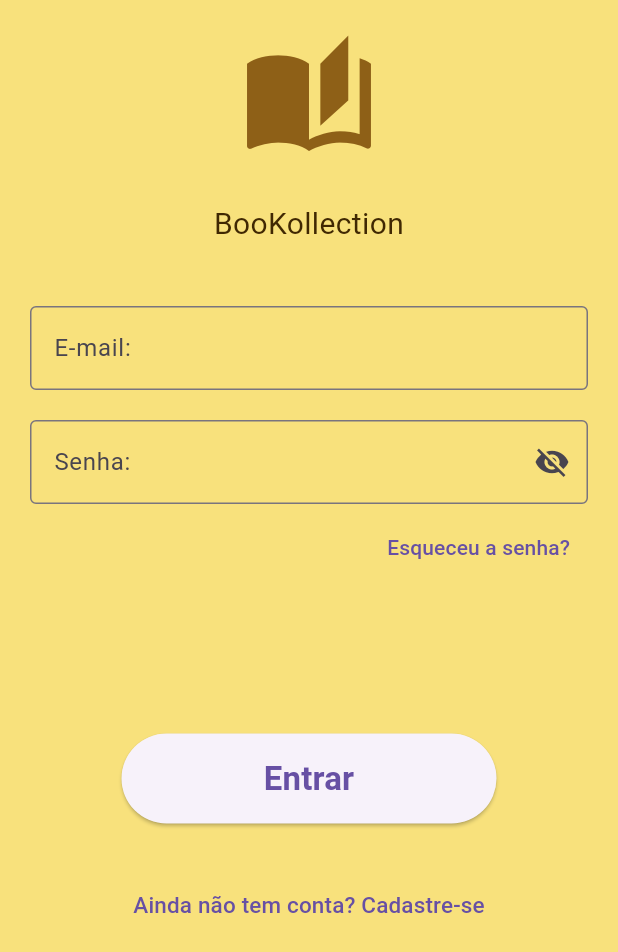
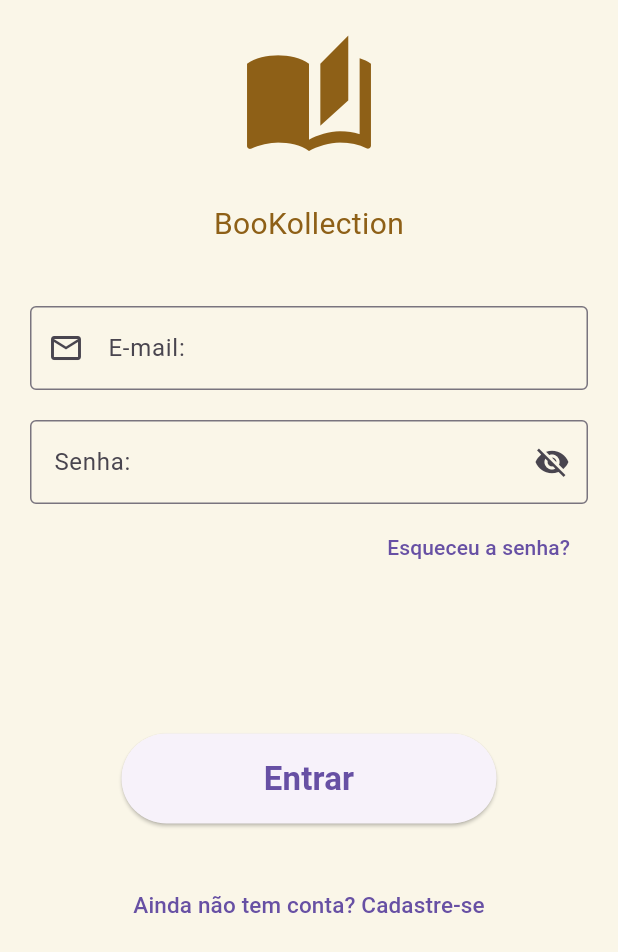
Before and after one commit to CauaLeao/projeto, a Flutter app: the screen it shows after launch, on a phone screen of 412 x 824 dp. Shown: the top 952 px of the screen. Run offline on Flutter 3.47's test engine with Material 3 defaults, Android fonts, the phone set to English and light mode, and no system bars; our stand-ins replace device_preview_plus, google_fonts; accounts and stored records are empty.

```diff
--- a/lib/view/Bases/login_view.dart
+++ b/lib/view/Bases/login_view.dart
@@ -18,7 +18,7 @@ class _LoginViewState extends State<LoginView> {
   @override
   Widget build(BuildContext context) {
     return Scaffold(
-      backgroundColor: const Color.fromARGB(255, 248, 225, 124),
+      backgroundColor: const Color.fromARGB(255, 250, 246, 232),
       body: SafeArea(
         child: Padding(
           padding: EdgeInsets.all(20),
@@ -38,16 +38,19 @@ class _LoginViewState extends State<LoginView> {
                 textAlign: TextAlign.center,
                 style: GoogleFonts.alfaSlabOne(
                   fontSize: 20,
-                  color:  const Color.fromARGB(255, 64, 40, 2),
+                  color:  const Color.fromARGB(255, 142, 96, 23),
                 ),
               ),
               SizedBox(height: 40,),
 
               //Textfield E-mail
-              TextField(
-                decoration: InputDecoration(
+              TextFormField(
+                keyboardType: TextInputType.emailAddress,
+                textInputAction: TextInputAction.done,
+                decoration: const InputDecoration(
                   labelText: 'E-mail: ',
                   border: OutlineInputBorder(),
+                  prefixIcon: Icon(Icons.email_outlined),
                 ),
               ),
               SizedBox(height: 20),
@@ -59,9 +62,7 @@ class _LoginViewState extends State<LoginView> {
                   labelText: 'Senha: ',
                   border: OutlineInputBorder(),
                   suffixIcon: IconButton(
-                    onPressed: () {
-
-                    },
+                    onPressed: () {},
 
                     //padding: const EdgeInsets.only(right: 15.0), // Ajuste o valor aqui (ex: 12.0, 16.0)
                     icon: Icon(Icons.visibility_off),
```
Also changed, not shown: lib/view/Bases/cadastro_usuario_view.dart (+9 -4 lines), lib/view/Bases/recuperar_senha_view.dart (+106 -3 lines).
